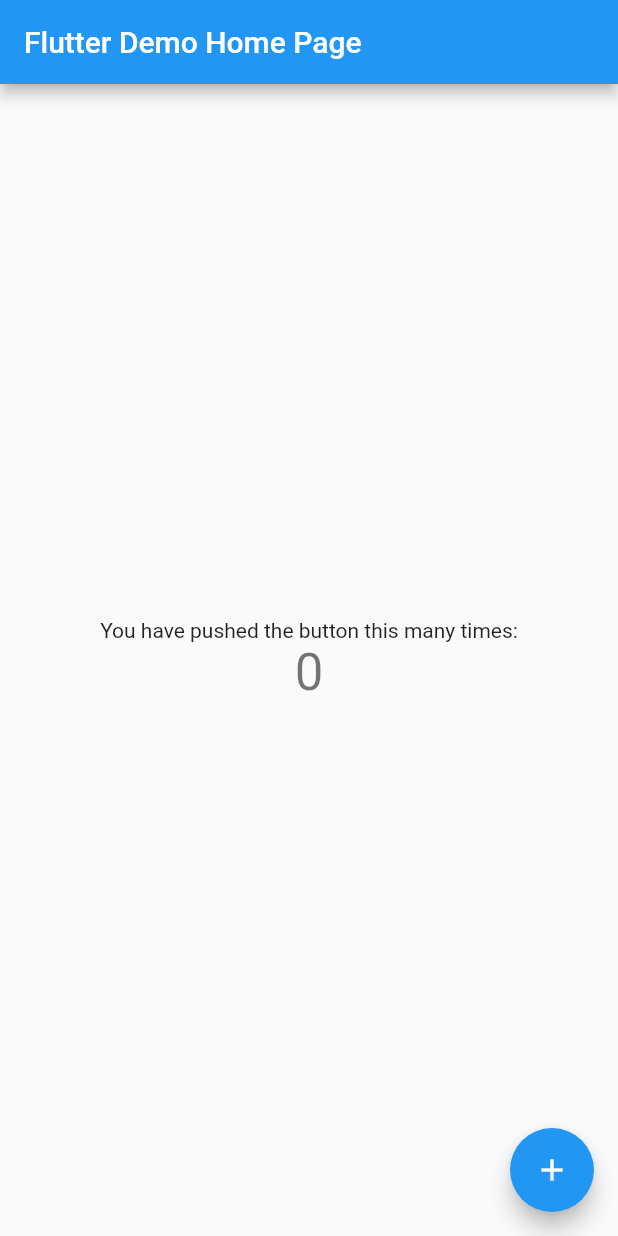
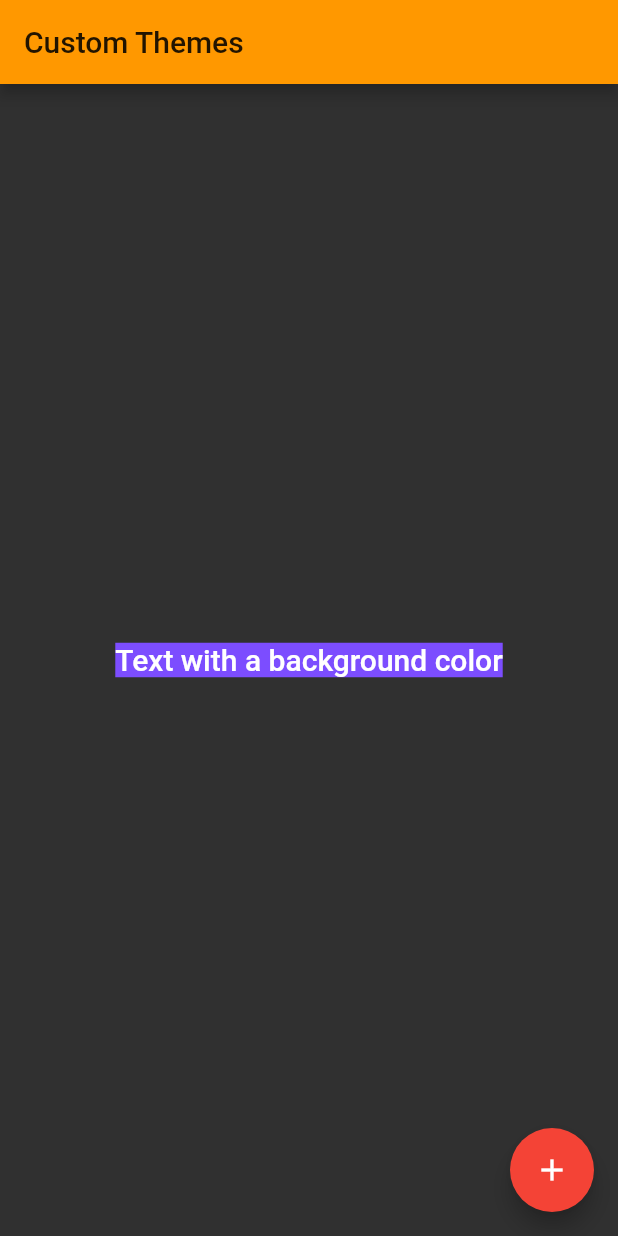
Before and after one commit to kenan0620/FlutterUI, a Flutter app: the screen it shows after launch, on a phone screen of 412 x 824 dp. Run offline on Flutter 3.47's test engine with Material 2 defaults, Android fonts, the phone set to English and light mode, and no system bars.

Commit message:
使用主题共享颜色和字体样式

```diff
--- /dev/null
+++ b/lib/ThemeColorAndFont.dart
@@ -0,0 +1,52 @@
+
+import 'package:flutter/cupertino.dart';
+import 'package:flutter/material.dart';
+
+class MyApp extends StatelessWidget {
+  @override
+
+  Widget build(BuildContext context) {
+    final appName = 'Custom Themes';
+
+    return MaterialApp(
+      title: appName,
+      theme: new ThemeData(
+        brightness: Brightness.dark,
+        primaryColor: Colors.orange,
+        accentColor: Colors.deepPurpleAccent,
+      ),
+      home: new MyHomePage(
+        title: appName,
+      ),
+    );
+  }
+}
+
+class MyHomePage extends StatelessWidget {
+
+  final String title;
+  MyHomePage({Key key,@required this.title}): super(key: key);
+
+  @override
+
+  Widget build(BuildContext context) {
+    // TODO: implement build
+    return new Scaffold(
+      appBar: new AppBar(
+        title: new Text(title),
+      ),
+      body: new Center(
+        child: new Container(
+          color: Theme.of(context).accentColor,
+          child: new Text('Text with a background color',
+          style: Theme.of(context).textTheme.title,),
+        ),
+      ),
+      floatingActionButton: new Theme(
+          data: Theme.of(context).copyWith(accentColor: Colors.red),
+          child: new FloatingActionButton(
+              onPressed: null,
+          child: new Icon(Icons.add),)),
+    );
+  }
+}
--- a/lib/main.dart
+++ b/lib/main.dart
@@ -1,113 +1,7 @@
 import 'package:flutter/material.dart';
 
+import 'ThemeColorAndFont.dart';
+
 void main() {
-  runApp(MyApp());
+  runApp(new MyApp());
 }
-
-class MyApp extends StatelessWidget {
-  // This widget is the root of your application.
-  @override
-  Widget build(BuildContext context) {
-    return MaterialApp(
-      title: 'Flutter Demo',
-      theme: ThemeData(
-        // This is the theme of your application.
-        //
-        // Try running your application with "flutter run". You'll see the
-        // application has a blue toolbar. Then, without quitting the app, try
-        // changing the primarySwatch below to Colors.green and then invoke
-        // "hot reload" (press "r" in the console where you ran "flutter run",
-        // or simply save your changes to "hot reload" in a Flutter IDE).
-        // Notice that the counter didn't reset back to zero; the application
-        // is not restarted.
-        primarySwatch: Colors.blue,
-      ),
-      home: MyHomePage(title: 'Flutter Demo Home Page'),
-    );
-  }
-}
-
-class MyHomePage extends StatefulWidget {
-  MyHomePage({Key key, this.title}) : super(key: key);
-
-  // This widget is the home page of your application. It is stateful, meaning
-  // that it has a State object (defined below) that contains fields that affect
-  // how it looks.
-
-  // This class is the configuration for the state. It holds the values (in this
-  // case the title) provided by the parent (in this case the App widget) and
-  // used by the build method of the State. Fields in a Widget subclass are
-  // always marked "final".
-
-  final String title;
-
-  @override
-  _MyHomePageState createState() => _MyHomePageState();
-}
-
-class _MyHomePageState extends State<MyHomePage> {
-  int _counter = 0;
-
-  void _incrementCounter() {
-    setState(() {
-      // This call to setState tells the Flutter framework that something has
-      // changed in this State, which causes it to rerun the build method below
-      // so that the display can reflect the updated values. If we changed
-      // _counter without calling setState(), then the build method would not be
-      // called again, and so nothing would appear to happen.
-      _counter++;
-    });
-  }
-
-  @override
-  Widget build(BuildContext context) {
-    // This method is rerun every time setState is called, for instance as done
-    // by the _incrementCounter method above.
-    //
-    // The Flutter framework has been optimized to make rerunning build methods
-    // fast, so that you can just rebuild anything that needs updating rather
-    // than having to individually change instances of widgets.
-    return Scaffold(
-      appBar: AppBar(
-        // Here we take the value from the MyHomePage object that was created by
-        // the App.build method, and use it to set our appbar title.
-        title: Text(widget.title),
-      ),
-      body: Center(
-        // Center is a layout widget. It takes a single child and positions it
-        // in the middle of the parent.
-        child: Column(
-          // Column is also a layout widget. It takes a list of children and
-          // arranges them vertically. By default, it sizes itself to fit its
-          // children horizontally, and tries to be as tall as its parent.
-          //
-          // Invoke "debug painting" (press "p" in the console, choose the
-          // "Toggle Debug Paint" action from the Flutter Inspector in Android
-          // Studio, or the "Toggle Debug Paint" command in Visual Studio Code)
-          // to see the wireframe for each widget.
-          //
-          // Column has various properties to control how it sizes itself and
-          // how it positions its children. Here we use mainAxisAlignment to
-          // center the children vertically; the main axis here is the vertical
-          // axis because Columns are vertical (the cross axis would be
-          // horizontal).
-          mainAxisAlignment: MainAxisAlignment.center,
-          children: <Widget>[
-            Text(
-              'You have pushed the button this many times:',
-            ),
-            Text(
-              '$_counter',
-              style: Theme.of(context).textTheme.headline4,
-            ),
-          ],
-        ),
-      ),
-      floatingActionButton: FloatingActionButton(
-        onPressed: _incrementCounter,
-        tooltip: 'Increment',
-        child: Icon(Icons.add),
-      ), // This trailing comma makes auto-formatting nicer for build methods.
-    );
-  }
-}
```
